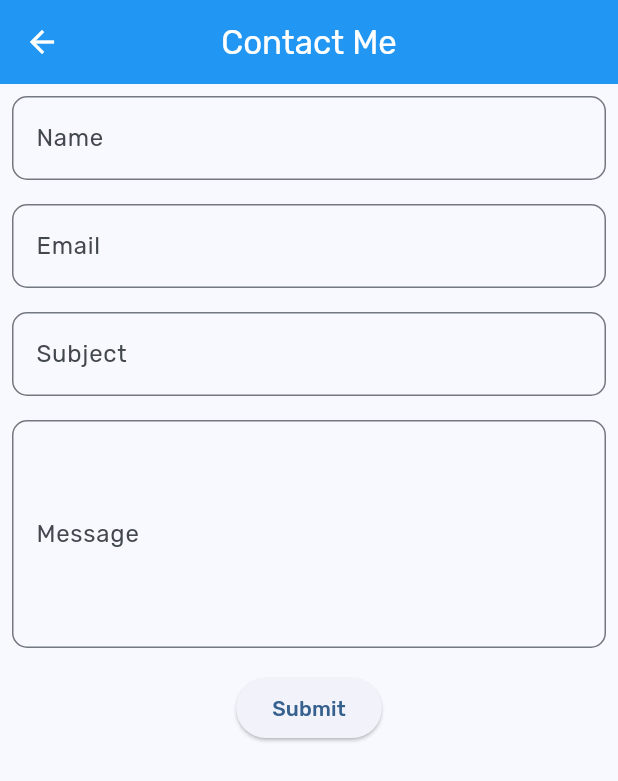
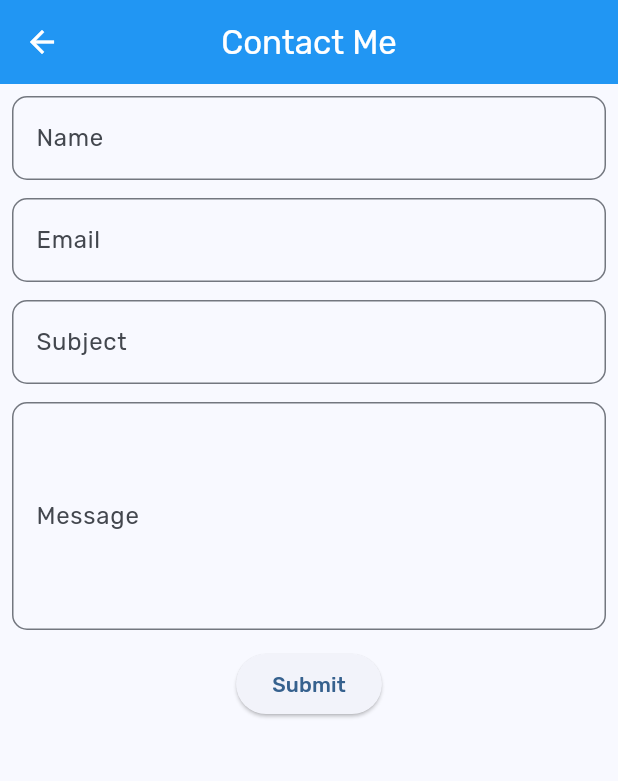
Before and after one commit to MananGandhi1810/Portfolio-Website, a Flutter app: the ContactFormPage screen opened directly, on a phone screen of 412 x 824 dp. Shown: the top 781 px of the screen. Run offline on Flutter 3.47's test engine with Material 3 defaults, Android fonts, the phone set to English and light mode, and no system bars; our stand-ins replace dio, google_fonts, shimmer, simple_icons; missing offline and left inert: device_frame, starsview.

Commit message:
fixed padding

```diff
--- a/lib/presentation/mobile_screens/contact_form_page.dart
+++ b/lib/presentation/mobile_screens/contact_form_page.dart
@@ -63,7 +63,7 @@ class _ContactFormPageState extends State<ContactFormPage> {
                 },
               ),
               const Padding(
-                padding: EdgeInsets.all(8.0),
+                padding: EdgeInsets.all(6.0),
               ),
               TextFormField(
                 controller: _emailController,
@@ -89,7 +89,7 @@ class _ContactFormPageState extends State<ContactFormPage> {
                 },
               ),
               const Padding(
-                padding: EdgeInsets.all(8.0),
+                padding: EdgeInsets.all(6.0),
               ),
               TextFormField(
                 controller: _subjectController,
@@ -110,7 +110,7 @@ class _ContactFormPageState extends State<ContactFormPage> {
                 },
               ),
               const Padding(
-                padding: EdgeInsets.all(8.0),
+                padding: EdgeInsets.all(6.0),
               ),
               TextFormField(
                 controller: _messageController,
@@ -132,7 +132,7 @@ class _ContactFormPageState extends State<ContactFormPage> {
                 maxLines: 5,
               ),
               const Padding(
-                padding: EdgeInsets.all(8.0),
+                padding: EdgeInsets.all(6.0),
               ),
               ElevatedButton(
                 onPressed: () async {
```
